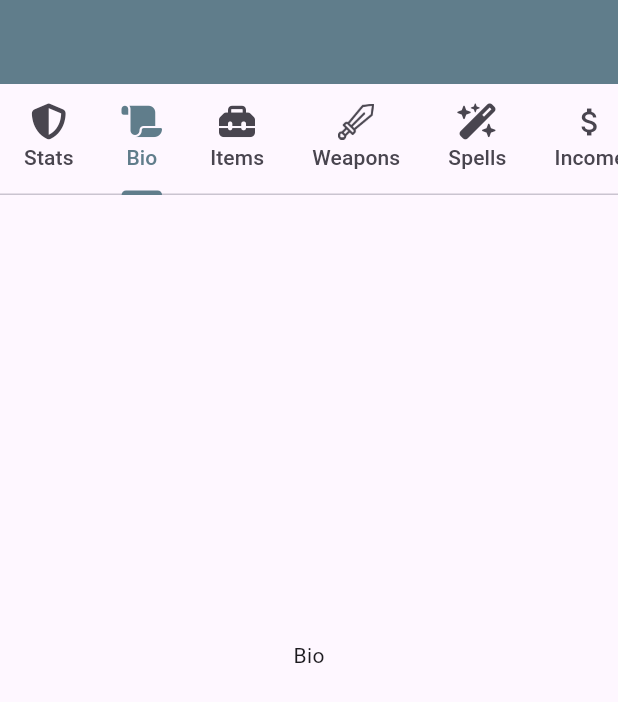
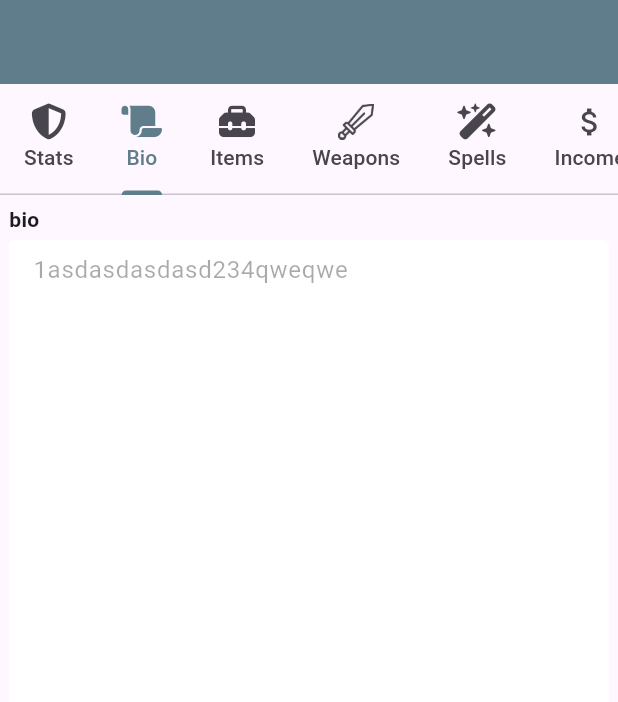
Before and after one commit to skeptickal/homeBrewed, a Flutter app: the CharacterViewerScreen widget shown alone on an empty page, opened directly with empty values, tab 2 chosen, on a phone screen of 412 x 824 dp. Shown: the top 702 px of the screen. Run offline on Flutter 3.47's test engine with Material 3 defaults, Android fonts, the phone set to English and light mode, and no system bars; our stand-ins replace bloc, cloud_firestore, equatable, firebase_auth, firebase_core, firebase_messaging and 4 more; accounts and stored records are empty.

Commit message:
added cosmetic text editing sample

```diff
--- a/dnd_character_manager/lib/constants/text_fields.dart
+++ b/dnd_character_manager/lib/constants/text_fields.dart
@@ -42,6 +42,47 @@ class CustomTextBox extends StatelessWidget {
   }
 }
 
+class BigTextBox extends StatelessWidget {
+  final bool enabled;
+  final EdgeInsets padding;
+  final TextEditingController controller;
+  final String hintText;
+  final String subtitle;
+  final int? minLines;
+
+  const BigTextBox({
+    required this.enabled,
+    required this.padding,
+    required this.controller,
+    required this.hintText,
+    required this.subtitle,
+    this.minLines,
+    super.key,
+  });
+
+  @override
+  Widget build(BuildContext context) {
+    return Padding(
+      padding: padding,
+      child: Column(
+        crossAxisAlignment: CrossAxisAlignment.start,
+        children: [
+          Text(subtitle, style: dndFont.copyWith(fontSize: 14, fontWeight: FontWeight.bold)),
+          const SizedBox(height: 4),
+          TextFormField(
+            enabled: enabled,
+            controller: controller,
+            minLines: minLines,
+            maxLines: null,
+            keyboardType: TextInputType.multiline,
+            decoration: textInputDecoration.copyWith(hintText: hintText),
+          ),
+        ],
+      ),
+    );
+  }
+}
+
 final textInputDecoration = InputDecoration(
   fillColor: white,
   filled: true,
--- a/dnd_character_manager/lib/pages/character_viewer_screen.dart
+++ b/dnd_character_manager/lib/pages/character_viewer_screen.dart
@@ -1,7 +1,9 @@
 import 'package:dnd_character_manager/constants/screen_wrapper.dart';
+import 'package:dnd_character_manager/constants/text_fields.dart';
 import 'package:dnd_character_manager/cubits/character_cubit/character_cubit.dart';
 import 'package:dnd_character_manager/models/character/dnd_character.dart';
 import 'package:flutter/material.dart';
+import 'package:flutter/widgets.dart';
 import 'package:flutter_bloc/flutter_bloc.dart';
 import 'package:font_awesome_flutter/font_awesome_flutter.dart';
 
@@ -13,6 +15,8 @@ class CharacterViewerScreen extends StatelessWidget {
 
   @override
   Widget build(BuildContext context) {
+    TextEditingController bio = TextEditingController();
+    bio.text = '1asdasdasdasd234qweqwe';
     return BlocBuilder<CharacterCubit, CharacterState>(
       builder: (context, state) {
         return ScreenWrapper(
@@ -37,8 +41,16 @@ class CharacterViewerScreen extends StatelessWidget {
                     ),
                     Expanded(
                       child: TabBarView(children: [
-                        Center(child: Text('Stats')),
-                        Center(child: Text('Bio\n\n${dndCharacter.name}\n${dndCharacter.dndClass}\n${dndCharacter.race}')),
+                        Center(child: Text('Stats\n\n${dndCharacter.name}\n${dndCharacter.dndClass}\n${dndCharacter.race}')),
+                        SingleChildScrollView(
+                            child: BigTextBox(
+                          enabled: false,
+                          controller: bio,
+                          padding: EdgeInsets.all(6),
+                          hintText: 'bio',
+                          subtitle: 'bio',
+                          minLines: 50,
+                        )),
                         Center(child: Text('Items')),
                         Center(child: Text('Weapons')),
                         Center(child: Text('Spells')),
```
